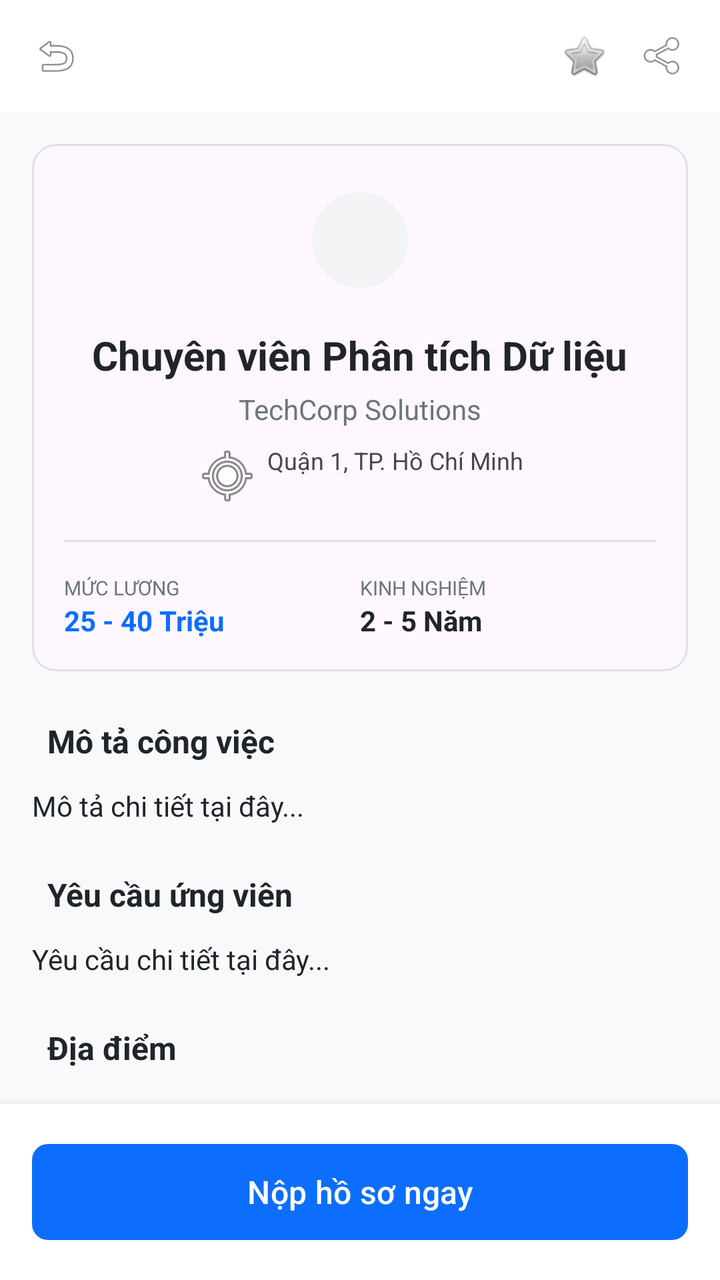
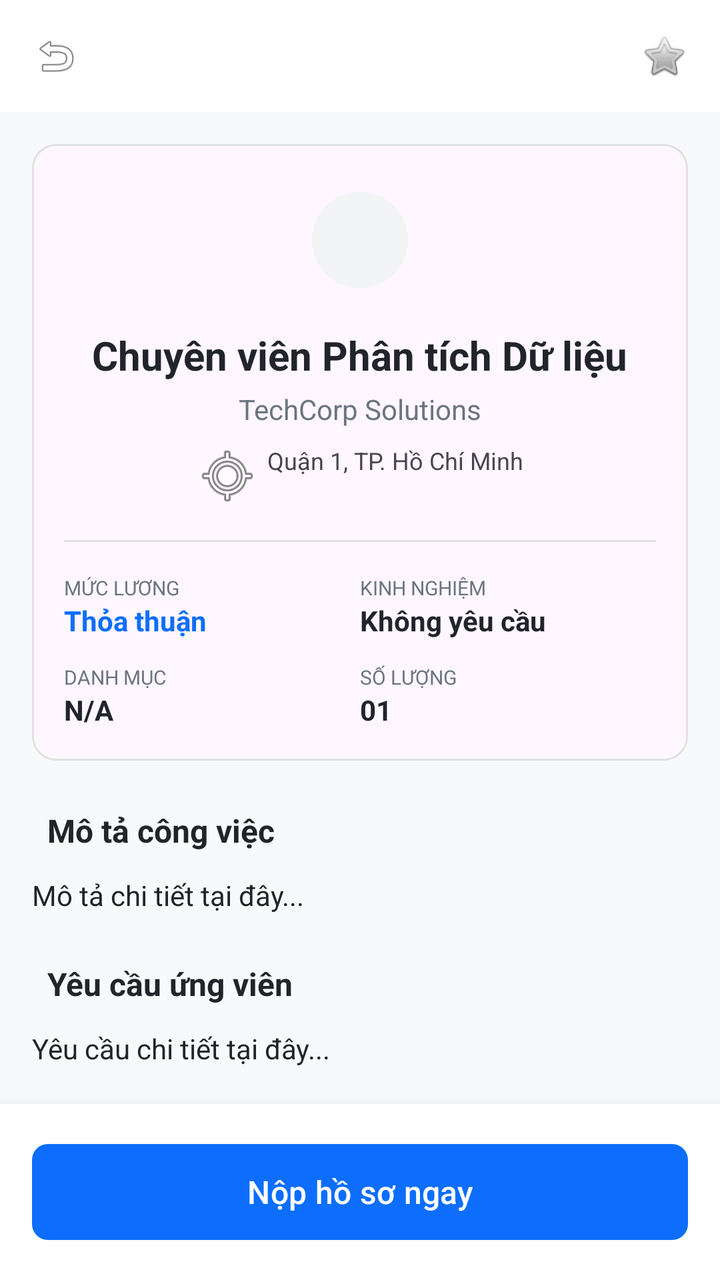

The first picture is an Android layout as it rendered before a commit; the second is the same layout after the commit. The layout source and the unified diff follow.
<!-- AndroidManifest.xml: application theme Theme.JobSearchApp -->
<!-- res/layout/candidate_activity_job_detail.xml -->
<?xml version="1.0" encoding="utf-8"?>
<RelativeLayout xmlns:android="http://schemas.android.com/apk/res/android"
    xmlns:app="http://schemas.android.com/apk/res-auto"
    android:layout_width="match_parent"
    android:layout_height="match_parent"
    android:background="@color/background_gray">

    
    <androidx.constraintlayout.widget.ConstraintLayout
        android:id="@+id/topBar"
        android:layout_width="match_parent"
        android:layout_height="56dp"
        android:background="@color/white"
        android:paddingHorizontal="16dp">

        <ImageView
            android:id="@+id/ivBack"
            android:layout_width="24dp"
            android:layout_height="24dp"
            android:src="@android:drawable/ic_menu_revert"
            app:layout_constraintTop_toTopOf="parent"
            app:layout_constraintBottom_toBottomOf="parent"
            app:layout_constraintStart_toStartOf="parent" />

        <ImageView
            android:id="@+id/ivShare"
            android:layout_width="24dp"
            android:layout_height="24dp"
            android:src="@android:drawable/ic_menu_share"
            app:layout_constraintTop_toTopOf="parent"
            app:layout_constraintBottom_toBottomOf="parent"
            app:layout_constraintEnd_toEndOf="parent" />

        <ImageView
            android:id="@+id/ivHeart"
            android:layout_width="24dp"
            android:layout_height="24dp"
            android:src="@android:drawable/btn_star"
            android:layout_marginEnd="16dp"
            app:layout_constraintTop_toTopOf="parent"
            app:layout_constraintBottom_toBottomOf="parent"
            app:layout_constraintEnd_toStartOf="@id/ivShare" />
    </androidx.constraintlayout.widget.ConstraintLayout>


    <androidx.core.widget.NestedScrollView
        android:layout_width="match_parent"
        android:layout_height="match_parent"
        android:layout_below="@id/topBar"
        android:layout_above="@id/btnApplyContainer"
        android:padding="16dp">

        <LinearLayout
            android:layout_width="match_parent"
            android:layout_height="wrap_content"
            android:orientation="vertical">

            
            <com.google.android.material.card.MaterialCardView
                android:layout_width="match_parent"
                android:layout_height="wrap_content"
                app:cardCornerRadius="12dp"
                app:cardElevation="0dp"
                app:strokeWidth="1dp"
                app:strokeColor="@color/gray_border">

                <LinearLayout
                    android:layout_width="match_parent"
                    android:layout_height="wrap_content"
                    android:orientation="vertical"
                    android:padding="16dp"
                    android:gravity="center_horizontal">

                    <com.google.android.material.imageview.ShapeableImageView
                        android:id="@+id/ivDetailLogo"
                        android:layout_width="64dp"
                        android:layout_height="64dp"
                        android:src="@android:drawable/sym_def_app_icon"
                        app:shapeAppearanceOverlay="@style/CircleImage"
                        android:background="@color/gray_light"
                        android:padding="8dp"/>

                    <TextView
                        android:id="@+id/tvDetailTitle"
                        android:layout_width="wrap_content"
                        android:layout_height="wrap_content"
                        android:text="Chuyên viên Phân tích Dữ liệu"
                        android:textSize="20sp"
                        android:textStyle="bold"
                        android:textColor="@color/text_main"
                        android:layout_marginTop="12dp"
                        android:gravity="center"/>

                    <TextView
                        android:id="@+id/tvDetailCompany"
                        android:layout_width="wrap_content"
                        android:layout_height="wrap_content"
                        android:text="TechCorp Solutions"
                        android:textColor="@color/text_sub"
                        android:layout_marginTop="4dp"/>

                    <TextView
                        android:id="@+id/tvDetailLocation"
                        android:layout_width="wrap_content"
                        android:layout_height="wrap_content"
                        android:text="Quận 1, TP. Hồ Chí Minh"
                        android:textSize="12sp"
                        android:layout_marginTop="8dp"
                        android:drawableStart="@android:drawable/ic_menu_mylocation"
                        android:drawablePadding="4dp"/>

                    <View
                        android:layout_width="match_parent"
                        android:layout_height="1dp"
                        android:background="@color/gray_border"
                        android:layout_marginVertical="16dp"/>

                    <GridLayout
                        android:layout_width="match_parent"
                        android:layout_height="wrap_content"
                        android:columnCount="2"
                        android:rowCount="2">
                        
                        <LinearLayout android:layout_width="0dp" android:layout_height="wrap_content" android:layout_columnWeight="1" android:orientation="vertical">
                            <TextView android:layout_width="wrap_content" android:layout_height="wrap_content" android:text="MỨC LƯƠNG" android:textSize="10sp" android:textColor="@color/text_sub"/>
                            <TextView android:id="@+id/tvDetailSalary" android:layout_width="wrap_content" android:layout_height="wrap_content" android:text="25 - 40 Triệu" android:textColor="@color/primary" android:textStyle="bold"/>
                        </LinearLayout>
                        <LinearLayout android:layout_width="0dp" android:layout_height="wrap_content" android:layout_columnWeight="1" android:orientation="vertical">
                            <TextView android:layout_width="wrap_content" android:layout_height="wrap_content" android:text="KINH NGHIỆM" android:textSize="10sp" android:textColor="@color/text_sub"/>
                            <TextView android:id="@+id/tvDetailExp" android:layout_width="wrap_content" android:layout_height="wrap_content" android:text="2 - 5 Năm" android:textColor="@color/text_main" android:textStyle="bold"/>
                        </LinearLayout>
                    </GridLayout>

                </LinearLayout>
            </com.google.android.material.card.MaterialCardView>

            
            <TextView android:layout_width="wrap_content" android:layout_height="wrap_content" android:text="Mô tả công việc" android:textStyle="bold" android:layout_marginTop="24dp" android:textSize="16sp" android:textColor="@color/text_main" android:drawableStart="@drawable/bg_tag" android:drawablePadding="8dp"/>
            <TextView android:id="@+id/tvDetailDesc" android:layout_width="match_parent" android:layout_height="wrap_content" android:layout_marginTop="12dp" android:text="Mô tả chi tiết tại đây..." android:textColor="@color/text_main" android:lineSpacingExtra="4dp"/>

            <TextView android:layout_width="wrap_content" android:layout_height="wrap_content" android:text="Yêu cầu ứng viên" android:textStyle="bold" android:layout_marginTop="24dp" android:textSize="16sp" android:textColor="@color/text_main" android:drawableStart="@drawable/bg_tag" android:drawablePadding="8dp"/>
            <TextView android:id="@+id/tvDetailReq" android:layout_width="match_parent" android:layout_height="wrap_content" android:layout_marginTop="12dp" android:text="Yêu cầu chi tiết tại đây..." android:textColor="@color/text_main" android:lineSpacingExtra="4dp"/>

            
            <TextView android:layout_width="wrap_content" android:layout_height="wrap_content" android:text="Địa điểm" android:textStyle="bold" android:layout_marginTop="24dp" android:textSize="16sp" android:textColor="@color/text_main" android:drawableStart="@drawable/bg_tag" android:drawablePadding="8dp"/>
            <com.google.android.material.card.MaterialCardView
                android:layout_width="match_parent"
                android:layout_height="150dp"
                android:layout_marginTop="12dp"
                app:cardCornerRadius="8dp"
                app:cardBackgroundColor="@color/gray_light">
                <ImageView android:layout_width="48dp" android:layout_height="48dp" android:layout_gravity="center" android:src="@android:drawable/ic_dialog_map"/>
            </com.google.android.material.card.MaterialCardView>
            <TextView android:id="@+id/tvDetailFullAddress" android:layout_width="match_parent" android:layout_height="wrap_content" android:layout_marginTop="8dp" android:text="Địa chỉ chi tiết của công ty..." android:textSize="13sp" android:textColor="@color/text_sub"/>

        </LinearLayout>
    </androidx.core.widget.NestedScrollView>

    
    <LinearLayout
        android:id="@+id/btnApplyContainer"
        android:layout_width="match_parent"
        android:layout_height="wrap_content"
        android:layout_alignParentBottom="true"
        android:background="@color/white"
        android:padding="16dp"
        android:elevation="8dp"
        android:orientation="vertical">

        
        <TextView
            android:id="@+id/tvAppliedStatus"
            android:layout_width="match_parent"
            android:layout_height="wrap_content"
            android:background="#E3F2FD"
            android:padding="12dp"
            android:layout_marginBottom="12dp"
            android:text="Trạng thái đơn: Đang xem xét"
            android:textColor="@color/primary"
            android:textStyle="bold"
            android:textSize="15sp"
            android:gravity="center"
            android:visibility="gone" />

        <com.google.android.material.button.MaterialButton
            android:id="@+id/btnApplyNow"
            android:layout_width="match_parent"
            android:layout_height="56dp"
            android:text="Nộp hồ sơ ngay"
            android:textAllCaps="false"
            android:textSize="16sp"
            app:cornerRadius="8dp"/>

        <com.google.android.material.button.MaterialButton
            android:id="@+id/btnViewAppliedCv"
            android:layout_width="match_parent"
            android:layout_height="56dp"
            android:text="Xem CV đã nộp"
            android:textAllCaps="false"
            android:textSize="16sp"
            app:cornerRadius="8dp"
            android:visibility="gone"
            style="@style/Widget.MaterialComponents.Button.OutlinedButton"/>
    </LinearLayout>

</RelativeLayout>
<!-- resources referenced by this layout -->
<resources>
  <color name="background_gray">#F8F9FA</color>
  <color name="gray_border">#E0E0E0</color>
  <color name="gray_light">#F1F3F5</color>
  <color name="primary">#0D6EFD</color>
  <color name="text_main">#212529</color>
  <color name="text_sub">#6C757D</color>
  <color name="white">#FFFFFF</color>
  <!-- drawable bg_tag (drawable) -->
  <?xml version="1.0" encoding="utf-8"?>
  <shape xmlns:android="http://schemas.android.com/apk/res/android">
      <solid android:color="@color/tag_bg" />
      <corners android:radius="16dp" />
  </shape>
  <style name="CircleImage" parent="">
          <item name="cornerSize">50%</item>
      </style>
  <style name="Theme.JobSearchApp" parent="Base.Theme.JobSearchApp" />
  <color name="tag_bg">#F1F3F5</color>
  <style name="Base.Theme.JobSearchApp" parent="Theme.Material3.DayNight.NoActionBar">
          
          <item name="colorPrimary">@color/primary</item>
          <item name="android:navigationBarColor">@color/white</item>
          <item name="android:statusBarColor">@color/white</item>
          <item name="android:windowLightStatusBar">true</item>
      </style>
</resources>

<!-- the commit's change to res/layout/candidate_activity_job_detail.xml (unified diff, before → after) -->
@@ -1,6 +1,7 @@
 <?xml version="1.0" encoding="utf-8"?>
 <RelativeLayout xmlns:android="http://schemas.android.com/apk/res/android"
     xmlns:app="http://schemas.android.com/apk/res-auto"
+    xmlns:tools="http://schemas.android.com/tools"
     android:layout_width="match_parent"
     android:layout_height="match_parent"
     android:background="@color/background_gray">
@@ -23,23 +24,13 @@
             app:layout_constraintStart_toStartOf="parent" />
 
         <ImageView
-            android:id="@+id/ivShare"
-            android:layout_width="24dp"
-            android:layout_height="24dp"
-            android:src="@android:drawable/ic_menu_share"
-            app:layout_constraintTop_toTopOf="parent"
-            app:layout_constraintBottom_toBottomOf="parent"
-            app:layout_constraintEnd_toEndOf="parent" />
-
-        <ImageView
             android:id="@+id/ivHeart"
             android:layout_width="24dp"
             android:layout_height="24dp"
             android:src="@android:drawable/btn_star"
-            android:layout_marginEnd="16dp"
+            app:layout_constraintBottom_toBottomOf="parent"
             app:layout_constraintTop_toTopOf="parent"
-            app:layout_constraintBottom_toBottomOf="parent"
-            app:layout_constraintEnd_toStartOf="@id/ivShare" />
+            app:layout_constraintEnd_toEndOf="parent" />
     </androidx.constraintlayout.widget.ConstraintLayout>
 
 
@@ -118,16 +109,23 @@
                     <GridLayout
                         android:layout_width="match_parent"
                         android:layout_height="wrap_content"
-                        android:columnCount="2"
-                        android:rowCount="2">
+                        android:columnCount="2">
                         
+                        <LinearLayout android:layout_width="0dp" android:layout_height="wrap_content" android:layout_columnWeight="1" android:orientation="vertical" android:layout_marginBottom="12dp">
+                            <TextView android:layout_width="wrap_content" android:layout_height="wrap_content" android:text="MỨC LƯƠNG" android:textSize="10sp" android:textColor="@color/text_sub"/>
+                            <TextView android:id="@+id/tvDetailSalary" android:layout_width="wrap_content" android:layout_height="wrap_content" android:text="Thỏa thuận" android:textColor="@color/primary" android:textStyle="bold"/>
+                        </LinearLayout>
+                        <LinearLayout android:layout_width="0dp" android:layout_height="wrap_content" android:layout_columnWeight="1" android:orientation="vertical" android:layout_marginBottom="12dp">
+                            <TextView android:layout_width="wrap_content" android:layout_height="wrap_content" android:text="KINH NGHIỆM" android:textSize="10sp" android:textColor="@color/text_sub"/>
+                            <TextView android:id="@+id/tvDetailExp" android:layout_width="wrap_content" android:layout_height="wrap_content" android:text="Không yêu cầu" android:textColor="@color/text_main" android:textStyle="bold"/>
+                        </LinearLayout>
                         <LinearLayout android:layout_width="0dp" android:layout_height="wrap_content" android:layout_columnWeight="1" android:orientation="vertical">
-                            <TextView android:layout_width="wrap_content" android:layout_height="wrap_content" android:text="MỨC LƯƠNG" android:textSize="10sp" android:textColor="@color/text_sub"/>
-                            <TextView android:id="@+id/tvDetailSalary" android:layout_width="wrap_content" android:layout_height="wrap_content" android:text="25 - 40 Triệu" android:textColor="@color/primary" android:textStyle="bold"/>
+                            <TextView android:layout_width="wrap_content" android:layout_height="wrap_content" android:text="DANH MỤC" android:textSize="10sp" android:textColor="@color/text_sub"/>
+                            <TextView android:id="@+id/tvDetailCategory" android:layout_width="wrap_content" android:layout_height="wrap_content" android:text="N/A" android:textColor="@color/text_main" android:textStyle="bold"/>
                         </LinearLayout>
                         <LinearLayout android:layout_width="0dp" android:layout_height="wrap_content" android:layout_columnWeight="1" android:orientation="vertical">
-                            <TextView android:layout_width="wrap_content" android:layout_height="wrap_content" android:text="KINH NGHIỆM" android:textSize="10sp" android:textColor="@color/text_sub"/>
-                            <TextView android:id="@+id/tvDetailExp" android:layout_width="wrap_content" android:layout_height="wrap_content" android:text="2 - 5 Năm" android:textColor="@color/text_main" android:textStyle="bold"/>
+                            <TextView android:layout_width="wrap_content" android:layout_height="wrap_content" android:text="SỐ LƯỢNG" android:textSize="10sp" android:textColor="@color/text_sub"/>
+                            <TextView android:id="@+id/tvDetailQuantity" android:layout_width="wrap_content" android:layout_height="wrap_content" android:text="01" android:textColor="@color/text_main" android:textStyle="bold"/>
                         </LinearLayout>
                     </GridLayout>
 
@@ -142,16 +140,13 @@
             <TextView android:id="@+id/tvDetailReq" android:layout_width="match_parent" android:layout_height="wrap_content" android:layout_marginTop="12dp" android:text="Yêu cầu chi tiết tại đây..." android:textColor="@color/text_main" android:lineSpacingExtra="4dp"/>
 
             
+            <TextView android:id="@+id/tvDetailBenefitsHeader" android:layout_width="wrap_content" android:layout_height="wrap_content" android:text="Quyền lợi" android:textStyle="bold" android:layout_marginTop="24dp" android:textSize="16sp" android:textColor="@color/text_main" android:drawableStart="@drawable/bg_tag" android:drawablePadding="8dp"/>
+            <TextView android:id="@+id/tvDetailBenefits" android:layout_width="match_parent" android:layout_height="wrap_content" android:layout_marginTop="12dp" android:text="Quyền lợi tại đây..." android:textColor="@color/text_main" android:lineSpacingExtra="4dp"/>
+
+            
             <TextView android:layout_width="wrap_content" android:layout_height="wrap_content" android:text="Địa điểm" android:textStyle="bold" android:layout_marginTop="24dp" android:textSize="16sp" android:textColor="@color/text_main" android:drawableStart="@drawable/bg_tag" android:drawablePadding="8dp"/>
-            <com.google.android.material.card.MaterialCardView
-                android:layout_width="match_parent"
-                android:layout_height="150dp"
-                android:layout_marginTop="12dp"
-                app:cardCornerRadius="8dp"
-                app:cardBackgroundColor="@color/gray_light">
-                <ImageView android:layout_width="48dp" android:layout_height="48dp" android:layout_gravity="center" android:src="@android:drawable/ic_dialog_map"/>
-            </com.google.android.material.card.MaterialCardView>
-            <TextView android:id="@+id/tvDetailFullAddress" android:layout_width="match_parent" android:layout_height="wrap_content" android:layout_marginTop="8dp" android:text="Địa chỉ chi tiết của công ty..." android:textSize="13sp" android:textColor="@color/text_sub"/>
+
+            <TextView android:id="@+id/tvDetailFullAddress" android:layout_width="match_parent" android:layout_height="wrap_content" android:layout_marginTop="12dp" android:text="Địa chỉ chi tiết của công ty..." android:textColor="@color/text_main" android:lineSpacingExtra="4dp"/>
 
         </LinearLayout>
     </androidx.core.widget.NestedScrollView>
@@ -200,6 +195,7 @@
             android:textSize="16sp"
             app:cornerRadius="8dp"
             android:visibility="gone"
+            app:icon="@drawable/ic_pdf_red"
             style="@style/Widget.MaterialComponents.Button.OutlinedButton"/>
     </LinearLayout>
 
<!-- resource entries referenced after the edit -->
@@ -13,6 +13,35 @@
       <solid android:color="@color/tag_bg" />
       <corners android:radius="16dp" />
   </shape>
+  <!-- drawable ic_pdf_red (drawable) -->
+  <vector xmlns:android="http://schemas.android.com/apk/res/android"
+      android:width="24dp"
+      android:height="24dp"
+      android:viewportWidth="24"
+      android:viewportHeight="24">
+      <path
+          android:fillColor="#E53935"
+          android:pathData="M14,2H6C4.9,2 4,2.9 4,4v16c0,1.1 0.9,2 2,2h12c1.1,0 2,-0.9 2,-2V8L14,2z"/>
+      <path
+          android:fillColor="#FFFFFF"
+          android:pathData="M13,9h5l-5,-5V9z"
+          android:fillAlpha="0.5"/>
+      <path
+          android:fillColor="#FFFFFF"
+          android:pathData="M7,11h10v2H7zM7,15h10v2H7zM7,19h7v2H7z" />
+      <path
+          android:fillColor="#FFFFFF"
+          android:pathData="M9,7h2v2h-2z"
+          android:visibility="gone"/>
+      
+      <path
+          android:fillColor="#FFFFFF"
+          android:pathData="M7,6h6v3H7z"
+          android:strokeWidth="1"/>
+      <path
+          android:fillColor="#E53935"
+          android:pathData="M7.5,6.5h5v2h-5z" />
+  </vector>
   <style name="CircleImage" parent="">
           <item name="cornerSize">50%</item>
       </style>
